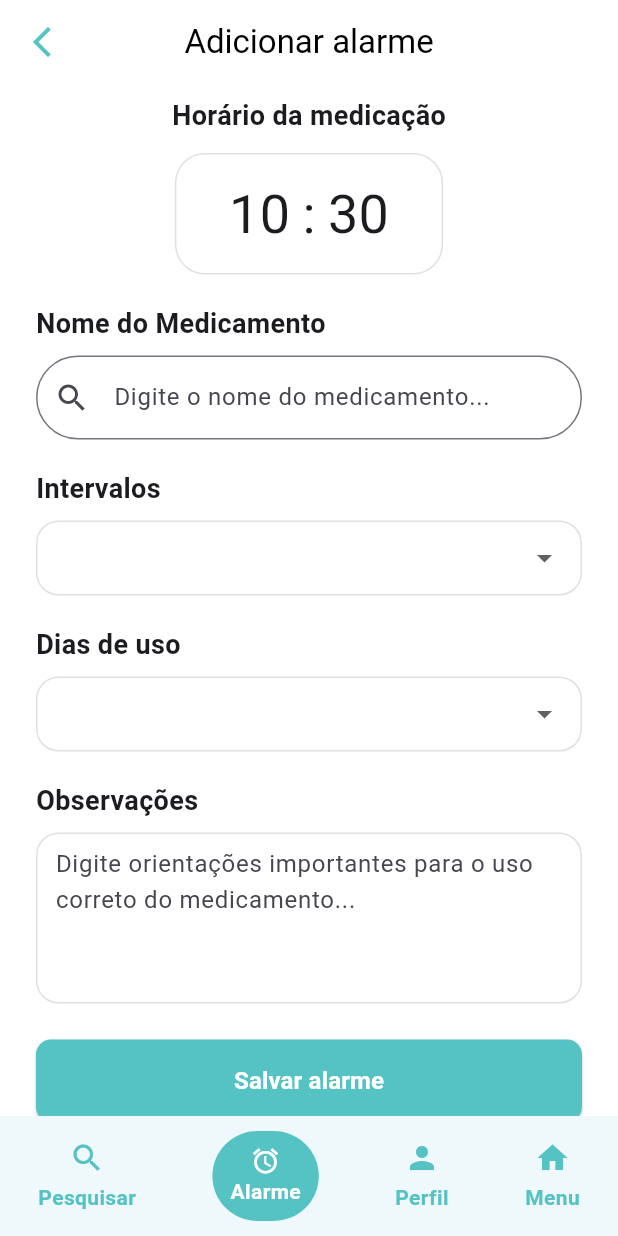
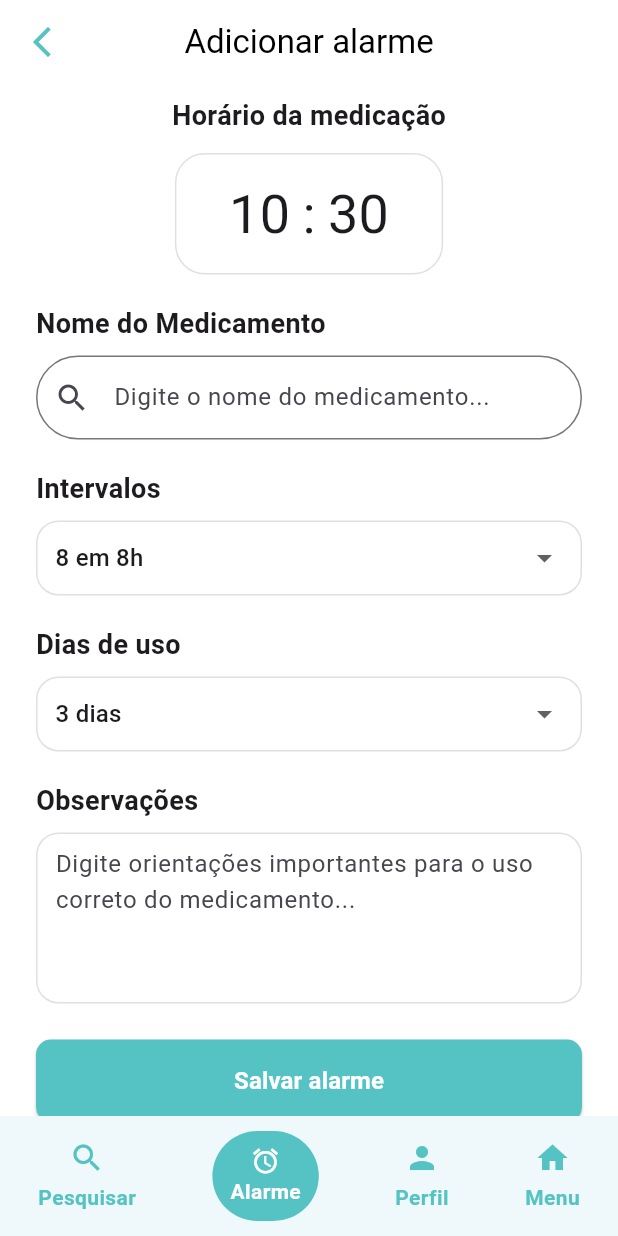
Before and after one commit to Lari7l/LembreBem, a Flutter app: the TelaConfigAlarme screen opened directly, on a phone screen of 412 x 824 dp. Run offline on Flutter 3.47's test engine with Material 3 defaults, Android fonts, the phone set to English and light mode, and no system bars; our stand-ins replace mask_text_input_formatter, supabase_flutter; accounts and stored records are empty.

Commit message:
Alterações feitas e o crud completo e funcionando

```diff
--- a/lib/telas/tela_configAlarme.dart
+++ b/lib/telas/tela_configAlarme.dart
@@ -7,6 +7,9 @@ import 'package:lembrebem/botoes.dart';
 import 'package:lembrebem/menu_rodape.dart';
 
 class TelaConfigAlarme extends StatefulWidget {
+  final Alarme? alarme;
+  TelaConfigAlarme({this.alarme});
+
   @override
   _TelaConfigAlarmeState createState() => _TelaConfigAlarmeState();
 }
@@ -39,11 +42,34 @@ class _TelaConfigAlarmeState extends State<TelaConfigAlarme> {
     }
   }
 
+  @override
+  void initState() {
+    super.initState();
+    if (widget.alarme != null) {
+      _medicamentoController.text = widget.alarme!.nome;
+      _observacoesController.text = widget.alarme!.observacoes;
+      _selectedTime = widget.alarme!.horario;
+
+      final intervalos = ['8 em 8h', '6 em 6h', '12 em 12h'];
+      final diasUso = ['3 dias', '7 dias', 'Uso contínuo'];
+
+      _selectedInterval =
+          intervalos.contains(widget.alarme!.intervalo)
+              ? widget.alarme!.intervalo
+              : null;
+
+      _selectedUso =
+          diasUso.contains(widget.alarme!.diasDeUso)
+              ? widget.alarme!.diasDeUso
+              : null;
+    }
+  }
+
   void _salvarAlarme() {
     Navigator.pop(
       context,
       Alarme(
-        id: '',
+        id: widget.alarme?.id ?? '',
         nome: _medicamentoController.text,
         observacoes: _observacoesController.text,
         horario: _selectedTime,
@@ -143,7 +169,7 @@ class _TelaConfigAlarmeState extends State<TelaConfigAlarme> {
                 borderRadius: BorderRadius.circular(15),
               ),
               child: DropdownButtonFormField<String>(
-                value: _selectedInterval,
+                value: _selectedInterval ?? '8 em 8h',
                 decoration: InputDecoration(border: InputBorder.none),
                 isExpanded: true,
                 items:
@@ -172,7 +198,7 @@ class _TelaConfigAlarmeState extends State<TelaConfigAlarme> {
                 borderRadius: BorderRadius.circular(15),
               ),
               child: DropdownButtonFormField<String>(
-                value: _selectedUso,
+                value: _selectedUso ?? '3 dias',
                 decoration: InputDecoration(border: InputBorder.none),
                 isExpanded: true,
                 items:
--- a/lib/telas/tela_login.dart
+++ b/lib/telas/tela_login.dart
@@ -119,7 +119,6 @@ class TelaLogin extends StatelessWidget {
                       filled: true,
                       fillColor: Color(0xFFF8F8F8),
                     ),
-                    // a parte de validação fica aqui
                     validator: (value) {
                       if (value == null || value.isEmpty) {
                         return 'Este campo é obrigatório.';
```
Also changed, not shown: lib/modelo_alarme.dart (+106 -1 lines), lib/telas/tela_alarme.dart (+24 -1 lines).
